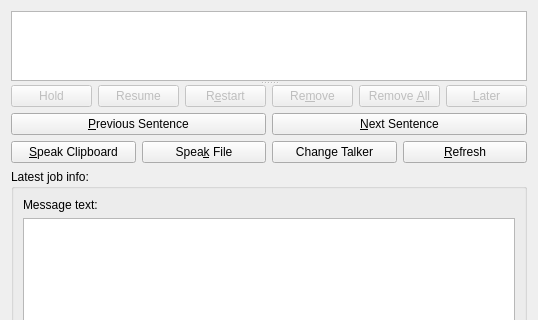
Before: the Qt Designer form kttsjobmgr/kttsjobmgr.ui in KDE/jovie, drawn with Qt 5; both pictures show x 0 to 538 and y 0 to 320 of the 538 by 626 pixel window.
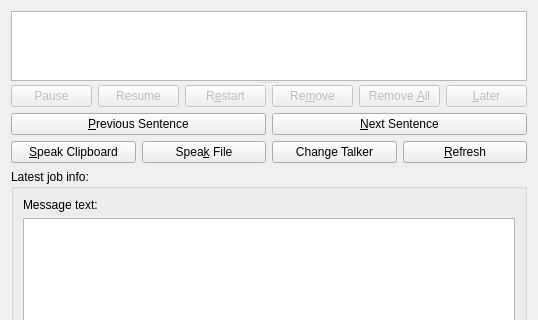
After: the same form once the commit is applied. Custom widgets are drawn as their Qt base class.

Commit message: make pause and resume methods not take an appid parameter anymore, and make pause and resume buttons work in the job manager again by calling through to speech-dispatcher pause and resume methods

What changed in the file:
```diff
--- a/kttsjobmgr/kttsjobmgr.ui
+++ b/kttsjobmgr/kttsjobmgr.ui
@@ -61,7 +61,7 @@
             <string>&lt;p&gt;Changes a job to Paused state.  If currently speaking, the job stops speaking. Paused jobs prevent jobs that follow them from speaking, so either click &lt;b&gt;Resume&lt;/b&gt; to make the job speakable, or click &lt;b&gt;Later&lt;/b&gt; to move it down in the list.&lt;/p&gt;</string>
            </property>
            <property name="text">
-            <string>Hold</string>
+            <string>Pause</string>
            </property>
           </widget>
          </item>
```
Left out of the diff: 2 changed lines with no effect on the pictures. The commit also changes 5 other files.
